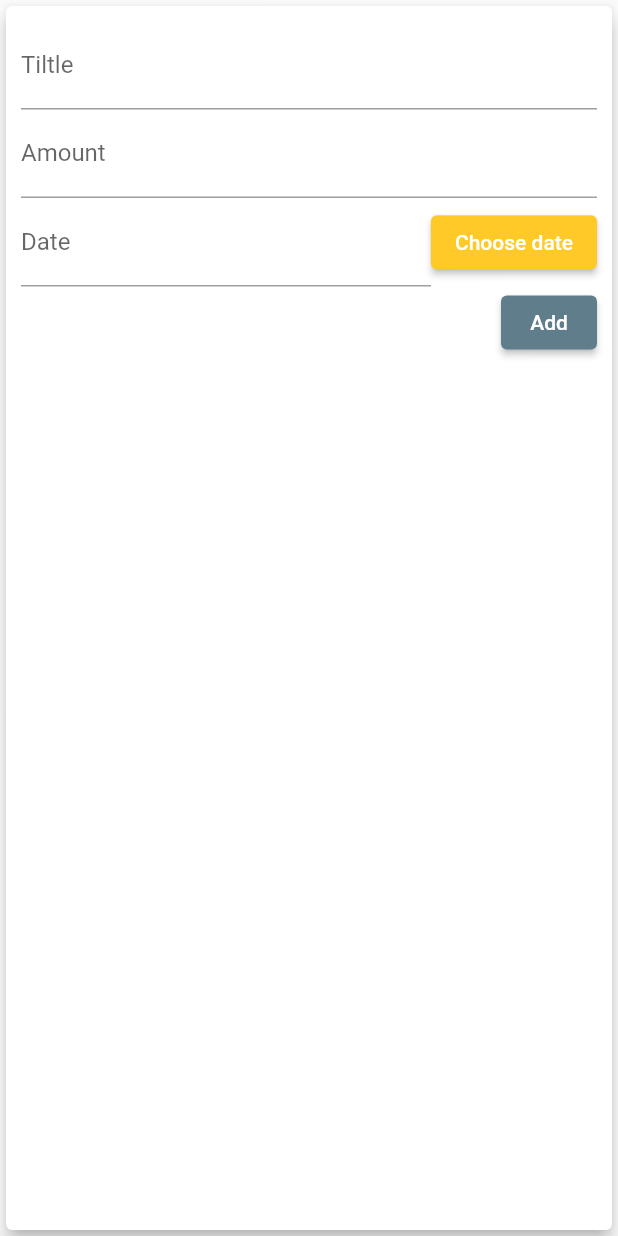
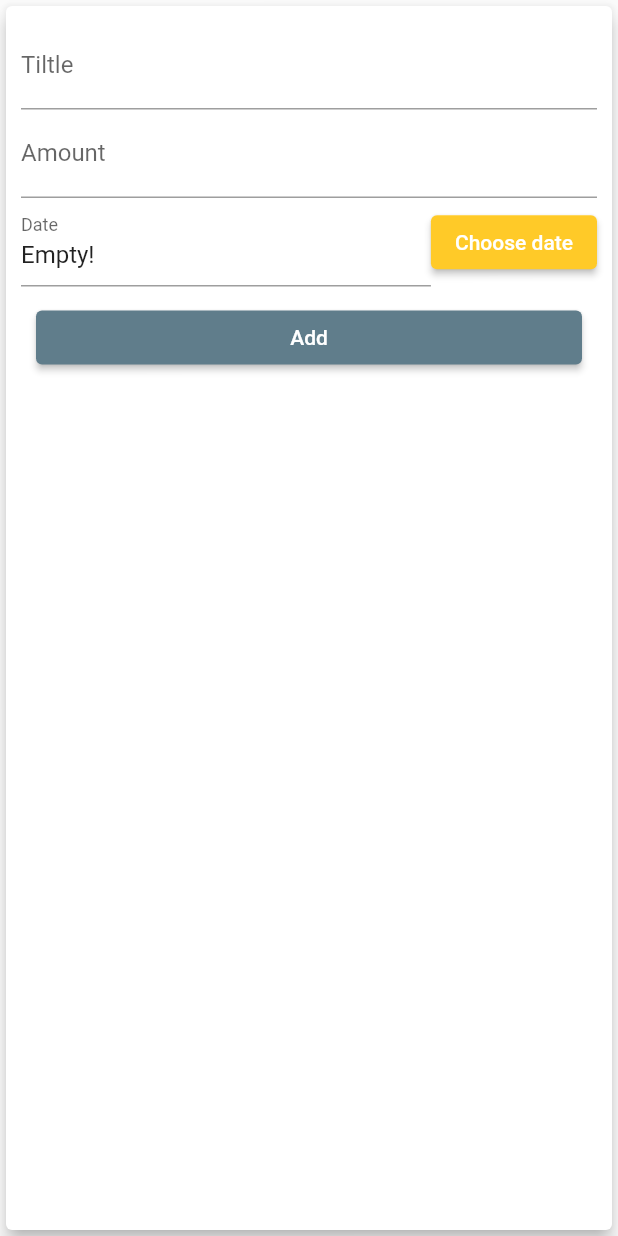
Before and after one commit to thq4n/personal_expenses_application, a Flutter app: the NewTransaction widget shown alone on an empty page, opened directly with empty values, after a tap on "Add", on a phone screen of 412 x 824 dp. Run offline on Flutter 3.47's test engine with Material 2 defaults, Android fonts, the phone set to English and light mode, and no system bars.

```diff
--- a/lib/widgets/new_transaction.dart
+++ b/lib/widgets/new_transaction.dart
@@ -1,4 +1,5 @@
 import 'package:flutter/material.dart';
+import 'package:intl/intl.dart';
 
 class NewTransaction extends StatefulWidget {
   final Function addTransaction;
@@ -10,18 +11,25 @@ class NewTransaction extends StatefulWidget {
 }
 
 class _NewTransactionState extends State<NewTransaction> {
-  final titleController = TextEditingController();
+  final _titleController = TextEditingController();
+  final _amountController = TextEditingController();
+  final _dateController = TextEditingController(text: "Empty!");
 
-  final amountController = TextEditingController();
+  DateTime? _presentDate;
 
-  void submitData() {
-    if (titleController.text.isEmpty || amountController.text.isEmpty) {
+  void _submitData() {
+    if (_titleController.text.isEmpty ||
+        _amountController.text.isEmpty ||
+        _presentDate == null ||
+        _presentDate!.isAfter(DateTime.now())) {
       return;
     }
 
     try {
-      final enteredTitle = titleController.text;
-      final enteredAmount = double.parse(amountController.text);
+      final enteredTitle = _titleController.text;
+      final enteredAmount = double.parse(_amountController.text);
+      final enterDate = _presentDate;
+
       if (enteredAmount <= 0) {
         return;
       }
@@ -29,12 +37,30 @@ class _NewTransactionState extends State<NewTransaction> {
       widget.addTransaction(
         enteredTitle,
         enteredAmount,
+        enterDate,
       );
 
       Navigator.of(context).pop();
     } catch (e) {
       return;
     }
+  }
+
+  void _presentDatePicker(BuildContext ctx) {
+    showDatePicker(
+      context: ctx,
+      initialDate: DateTime.now(),
+      firstDate: DateTime(1900),
+      lastDate: DateTime(2090),
+    ).then((value) {
+      if (value == null) {
+        return;
+      } else {
+        _presentDate = value;
+        _dateController.text = DateFormat.yMMMd().format(value);
+      }
+      print(value.toString());
+    });
   }
 
   @override
@@ -44,22 +70,22 @@ class _NewTransactionState extends State<NewTransaction> {
       child: Container(
         padding: EdgeInsets.all(10),
         child: Column(
-          crossAxisAlignment: CrossAxisAlignment.end,
+          crossAxisAlignment: CrossAxisAlignment.center,
           children: <Widget>[
             TextField(
               // onChanged: (value) {
               //   titleInput = value;
               // },
-              controller: titleController,
-              onSubmitted: (_) => submitData(),
+              controller: _titleController,
+              onSubmitted: (_) => _submitData(),
               decoration: InputDecoration(
                 labelText: "Tiltle",
               ),
             ),
             TextField(
               // onChanged: (value) => amountInput = value,
-              controller: amountController,
-              onSubmitted: (_) => submitData(),
+              controller: _amountController,
+              onSubmitted: (_) => _submitData(),
               keyboardType: TextInputType.number,
               decoration: InputDecoration(
                 labelText: "Amount",
@@ -69,7 +95,7 @@ class _NewTransactionState extends State<NewTransaction> {
               children: <Widget>[
                 Flexible(
                   child: TextField(
-                    // onChanged: (value) => amountInput = value,
+                    controller: _dateController,
                     readOnly: true,
                     decoration: InputDecoration(
                       labelText: "Date",
@@ -77,7 +103,7 @@ class _NewTransactionState extends State<NewTransaction> {
                   ),
                 ),
                 ElevatedButton(
-                  onPressed: () => null,
+                  onPressed: () => _presentDatePicker(context),
                   child: Text("Choose date"),
                   style: ButtonStyle(
                     backgroundColor:
@@ -86,9 +112,13 @@ class _NewTransactionState extends State<NewTransaction> {
                 )
               ],
             ),
-            ElevatedButton(
-              onPressed: submitData,
-              child: Text("Add"),
+            Container(
+              width: double.infinity,
+              margin: EdgeInsets.all(10),
+              child: ElevatedButton(
+                onPressed: _submitData,
+                child: Text("Add"),
+              ),
             ),
           ],
         ),
```
Also changed, not shown: lib/main.dart (+10 -3 lines), lib/widgets/transaction_list.dart (+6 -4 lines).
